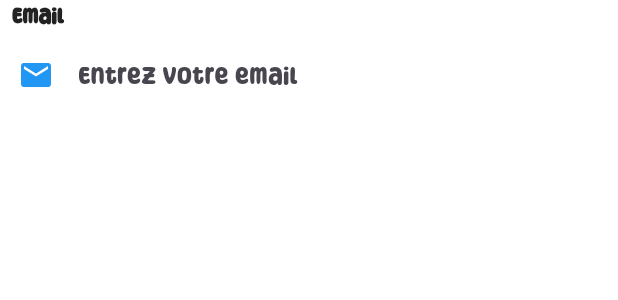
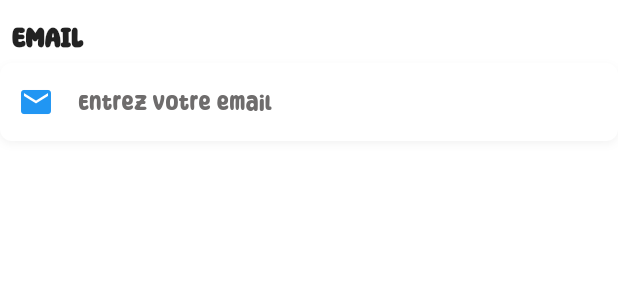
Before and after one commit to Padomala/flutter-project-r507, a Flutter app: the CustomTextField widget shown alone on an empty page, opened directly, on a phone screen of 412 x 824 dp. Shown: the top 300 px of the screen. Run offline on Flutter 3.47's test engine with Material 3 defaults, Android fonts, the phone set to English and light mode, and no system bars; accounts and stored records are empty.

Commit message:
design page auth

```diff
--- /dev/null
+++ b/lib/app_colors.dart
@@ -0,0 +1,10 @@
+import 'package:flutter/material.dart';
+
+class AppColors {
+  static const Color yellow = Color(0xFFFFCD0F);
+  static const Color green = Color(0xFF6DCE30);
+  static const Color red = Color(0xFFFF4D65);
+  static const Color blue = Color(0xFF448AFF);
+  static const Color textColor = Colors.black87;
+  static const Color gray = Color.fromARGB(255, 110, 108, 108);
+}
--- a/lib/widget/molecules/text_field.dart
+++ b/lib/widget/molecules/text_field.dart
@@ -1,17 +1,16 @@
 import 'package:flutter/material.dart';
+import '../../app_colors.dart';
 
 // Enum pour définir le type de champ
 enum EnumFieldType { text, email, password, number }
 
-class CustomTextField extends StatelessWidget {
+class CustomTextField extends StatefulWidget {
   final String label;
   final String hintText;
   final IconData? icon;
   final EnumFieldType fieldType;
   final TextEditingController? controller;
-  final bool obscureText;
   final bool enabled;
-  final VoidCallback? onEditPressed;
 
   const CustomTextField({
     super.key,
@@ -20,57 +19,75 @@ class CustomTextField extends StatelessWidget {
     this.icon,
     this.fieldType = EnumFieldType.text,
     this.controller,
-    this.obscureText = false,
     this.enabled = true,
-    this.onEditPressed,
   });
 
   @override
+  State<CustomTextField> createState() => _CustomTextFieldState();
+}
+
+class _CustomTextFieldState extends State<CustomTextField> {
+  bool _obscurePassword = true; // État interne pour afficher/masquer
+
+  @override
   Widget build(BuildContext context) {
-    return Column(
+    final isPassword = widget.fieldType == EnumFieldType.password;
+
+    return Padding(
+      padding: const EdgeInsets.only(top: 12.0),
+      child: Column(
         crossAxisAlignment: CrossAxisAlignment.start,
         children: [
-        // Label du champ
+          // Label
           Padding(
             padding: const EdgeInsets.only(left: 8.0, bottom: 4.0),
             child: Text(
-            label,
+              widget.label,
               style: const TextStyle(
-              fontSize: 14,
+                fontSize: 18,
                 fontWeight: FontWeight.bold,
                 color: Colors.black87,
               ),
             ),
           ),
-        // Zone de texte avec icône et style
+
+          // Champ de texte
           Container(
             decoration: BoxDecoration(
               color: Colors.white,
               borderRadius: BorderRadius.circular(8),
               boxShadow: [
                 BoxShadow(
-                color: Colors.black.withAlpha(1),
+                  color: Colors.black.withAlpha(12),
                   blurRadius: 4,
                   offset: const Offset(0, 2),
                 ),
               ],
             ),
             child: TextField(
-            controller: controller,
-            obscureText: obscureText,
-            enabled: enabled,
-            keyboardType: _getKeyboardType(fieldType),
+              controller: widget.controller,
+              enabled: widget.enabled,
+              obscureText: isPassword ? _obscurePassword : false,
+              keyboardType: _getKeyboardType(widget.fieldType),
               decoration: InputDecoration(
-              hintText: hintText,
-              prefixIcon: icon != null ? Icon(icon, color: Colors.blue) : null,
-              suffixIcon: onEditPressed != null
+                hintText: widget.hintText,
+                hintStyle: const TextStyle(fontSize: 14, color: AppColors.gray),
+                prefixIcon: widget.icon != null
+                    ? Icon(widget.icon, color: Colors.blue)
+                    : null,
+                suffixIcon: isPassword
                     ? IconButton(
-                      icon: const Icon(
-                        Icons.edit,
-                        size: 20,
-                        color: Colors.blue,
+                        icon: Icon(
+                          _obscurePassword
+                              ? Icons.visibility_off
+                              : Icons.visibility,
+                          color: AppColors.gray,
                         ),
-                      onPressed: onEditPressed,
+                        onPressed: () {
+                          setState(() {
+                            _obscurePassword = !_obscurePassword;
+                          });
+                        },
                       )
                     : null,
                 border: OutlineInputBorder(
@@ -85,10 +102,11 @@ class CustomTextField extends StatelessWidget {
             ),
           ),
         ],
+      ),
     );
   }
 
-  // Détermine le type de clavier en fonction du FieldType
+  // Détermine le type de clavier
   TextInputType _getKeyboardType(EnumFieldType type) {
     switch (type) {
       case EnumFieldType.email:
```
Also changed, not shown: lib/main.dart (+1 -13 lines), lib/pages/auth/login.dart (+59 -51 lines), lib/pages/auth/profile.dart (+102 -107 lines), lib/pages/auth/register.dart (+32 -117 lines), lib/widget/atom_background_page.dart (added, +21 -0 lines). Lines whose indentation alone changed are shown as unchanged.
